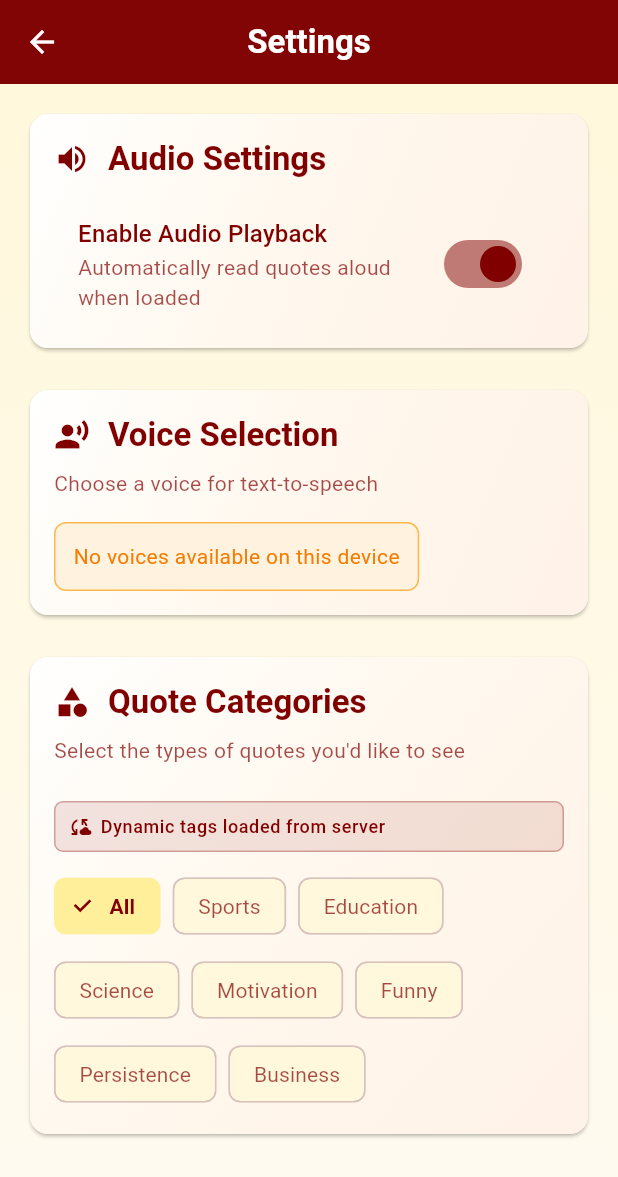
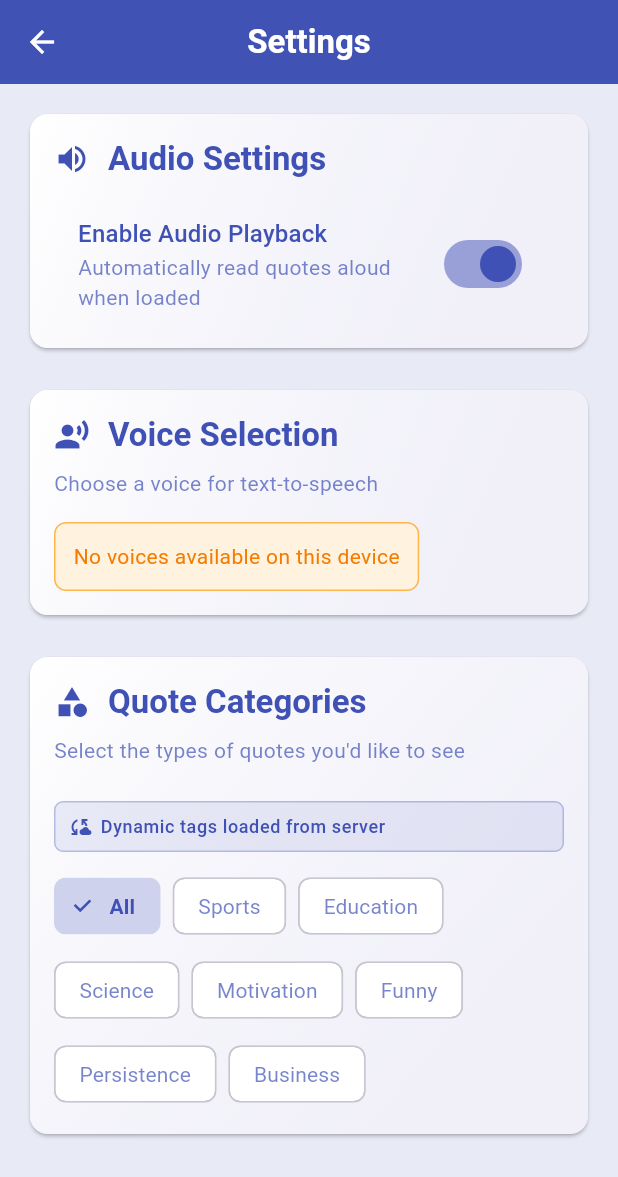
Before and after one commit to Bobbu/dcc, a Flutter app: the screen it shows after launch, after a tap on "Get Quote", after a tap on the "settings" icon, on a phone screen of 412 x 824 dp. Shown: the top 1177 px of the screen. Run offline on Flutter 3.47's test engine with Material 3 defaults, Android fonts, the phone set to English and light mode, and no system bars; our stand-ins replace flutter_dotenv, flutter_tts, shared_preferences; missing offline and left inert: amplify_auth_cognito, amplify_flutter; network calls fail.

Commit message:
Clean theming, add filter by tag to admin dashboard

```diff
--- a/dcc_mobile/lib/main.dart
+++ b/dcc_mobile/lib/main.dart
@@ -13,34 +13,36 @@ Future<void> main() async {
     print('Failed to configure auth service: $e');
   }
 
-  runApp(const DccApp());
+  runApp(const QuoteMeApp());
 }
 
-class DccApp extends StatelessWidget {
-  const DccApp({super.key});
+class QuoteMeApp extends StatelessWidget {
+  const QuoteMeApp({super.key});
 
   @override
   Widget build(BuildContext context) {
     return MaterialApp(
-      title: 'DCC Quote App',
+      title: 'Quote Me',
       theme: ThemeData(
         colorScheme: ColorScheme.fromSeed(
-          seedColor: const Color(0xFF800000), // Maroon
-          primary: const Color(0xFF800000), // Maroon
-          secondary: const Color(0xFFFFD700), // Gold
-          surface: const Color(0xFFFFF8DC), // Cream background
+          seedColor: const Color(0xFF3F51B5), // Dark Indigo
+          primary: const Color(0xFF3F51B5), // Dark Indigo
+          secondary: const Color(0xFF5C6BC0), // Lighter Indigo accent
+          surface: Colors.white, // Clean white background
           onPrimary: Colors.white,
-          onSecondary: const Color(0xFF800000), // Maroon text on gold
+          onSecondary: Colors.white,
+          onSurface: const Color(0xFF3F51B5), // Dark Indigo text
           brightness: Brightness.light,
         ),
         appBarTheme: const AppBarTheme(
-          backgroundColor: Color(0xFF800000), // Maroon app bar
+          backgroundColor: Color(0xFF3F51B5), // Dark Indigo app bar
           foregroundColor: Colors.white,
           elevation: 2,
+          centerTitle: true,
         ),
         elevatedButtonTheme: ElevatedButtonThemeData(
           style: ElevatedButton.styleFrom(
-            backgroundColor: const Color(0xFF800000), // Maroon button
+            backgroundColor: const Color(0xFF3F51B5), // Dark Indigo button
             foregroundColor: Colors.white,
             elevation: 3,
             shape: RoundedRectangleBorder(
@@ -48,7 +50,7 @@ class DccApp extends StatelessWidget {
             ),
           ),
         ),
-        scaffoldBackgroundColor: const Color(0xFFFFF8DC), // Cream background
+        scaffoldBackgroundColor: const Color(0xFFE8EAF6), // Light indigo background
         useMaterial3: true,
       ),
       home: const QuoteScreen(),
--- a/dcc_mobile/lib/screens/quote_screen.dart
+++ b/dcc_mobile/lib/screens/quote_screen.dart
@@ -388,7 +388,7 @@ class _QuoteScreenState extends State<QuoteScreen> {
     return Scaffold(
       appBar: AppBar(
         title: Text(
-          'DCC Quote App',
+          'Quote Me',
           style: TextStyle(
             fontWeight: FontWeight.bold,
             color: Theme.of(context).appBarTheme.foregroundColor,
@@ -428,8 +428,8 @@ class _QuoteScreenState extends State<QuoteScreen> {
             begin: Alignment.topCenter,
             end: Alignment.bottomCenter,
             colors: [
-              const Color(0xFFFFF8DC), // Cream
-              const Color(0xFFFFFAF0), // Slightly lighter cream
+              const Color(0xFFE8EAF6), // Light indigo
+              const Color(0xFFE8EAF6), // Light indigo (consistent)
             ],
           ),
         ),
@@ -485,7 +485,7 @@ class _QuoteScreenState extends State<QuoteScreen> {
                             end: Alignment.bottomRight,
                             colors: [
                               Colors.white,
-                              const Color(0xFFFFF8DC).withOpacity(0.3),
+                              const Color(0xFFE8EAF6).withOpacity(0.5),
                             ],
                           ),
                         ),
@@ -503,7 +503,7 @@ class _QuoteScreenState extends State<QuoteScreen> {
                                 _quote!,
                                 style: Theme.of(context).textTheme.headlineSmall?.copyWith(
                                   fontStyle: FontStyle.italic,
-                                  color: const Color(0xFF800000),
+                                  color: const Color(0xFF3F51B5),
                                   height: 1.4,
                                 ),
                                 textAlign: TextAlign.center,
@@ -519,7 +519,7 @@ class _QuoteScreenState extends State<QuoteScreen> {
                                   '— $_author',
                                   style: Theme.of(context).textTheme.titleMedium?.copyWith(
                                     fontWeight: FontWeight.bold,
-                                    color: const Color(0xFF800000),
+                                    color: const Color(0xFF3F51B5),
                                   ),
                                   textAlign: TextAlign.center,
                                 ),
@@ -583,7 +583,7 @@ class _QuoteScreenState extends State<QuoteScreen> {
                         Text(
                           'Ready for inspiration?',
                           style: Theme.of(context).textTheme.titleLarge?.copyWith(
-                            color: const Color(0xFF800000),
+                            color: const Color(0xFF3F51B5),
                             fontWeight: FontWeight.bold,
                           ),
                           textAlign: TextAlign.center,
@@ -592,7 +592,7 @@ class _QuoteScreenState extends State<QuoteScreen> {
                         Text(
                           'Press the button below to get a motivational quote!',
                           style: Theme.of(context).textTheme.titleMedium?.copyWith(
-                            color: const Color(0xFF800000).withOpacity(0.8),
+                            color: const Color(0xFF3F51B5).withOpacity(0.8),
                           ),
                           textAlign: TextAlign.center,
                         ),
--- a/dcc_mobile/lib/screens/settings_screen.dart
+++ b/dcc_mobile/lib/screens/settings_screen.dart
@@ -151,8 +151,8 @@ class _SettingsScreenState extends State<SettingsScreen> {
             begin: Alignment.topCenter,
             end: Alignment.bottomCenter,
             colors: [
-              const Color(0xFFFFF8DC), // Cream
-              const Color(0xFFFFFAF0), // Slightly lighter cream
+              const Color(0xFFE8EAF6), // Light indigo
+              const Color(0xFFE8EAF6), // Light indigo (consistent)
             ],
           ),
         ),
@@ -169,7 +169,7 @@ class _SettingsScreenState extends State<SettingsScreen> {
                     end: Alignment.bottomRight,
                     colors: [
                       Colors.white,
-                      const Color(0xFFFFF8DC).withOpacity(0.3),
+                      const Color(0xFFE8EAF6).withOpacity(0.3),
                     ],
                   ),
                 ),
@@ -189,7 +189,7 @@ class _SettingsScreenState extends State<SettingsScreen> {
                           Text(
                             'Audio Settings',
                             style: Theme.of(context).textTheme.titleLarge?.copyWith(
-                              color: const Color(0xFF800000),
+                              color: const Color(0xFF3F51B5),
                               fontWeight: FontWeight.bold,
                             ),
                           ),
@@ -200,13 +200,13 @@ class _SettingsScreenState extends State<SettingsScreen> {
                         title: Text(
                           'Enable Audio Playback',
                           style: Theme.of(context).textTheme.titleMedium?.copyWith(
-                            color: const Color(0xFF800000),
+                            color: const Color(0xFF3F51B5),
                           ),
                         ),
                         subtitle: Text(
                           'Automatically read quotes aloud when loaded',
                           style: Theme.of(context).textTheme.bodyMedium?.copyWith(
-                            color: const Color(0xFF800000).withOpacity(0.7),
+                            color: const Color(0xFF3F51B5).withOpacity(0.7),
                           ),
                         ),
                         value: _audioEnabled,
@@ -236,7 +236,7 @@ class _SettingsScreenState extends State<SettingsScreen> {
                     end: Alignment.bottomRight,
                     colors: [
                       Colors.white,
-                      const Color(0xFFFFF8DC).withOpacity(0.3),
+                      const Color(0xFFE8EAF6).withOpacity(0.3),
                     ],
                   ),
                 ),
@@ -256,7 +256,7 @@ class _SettingsScreenState extends State<SettingsScreen> {
                           Text(
                             'Voice Selection',
                             style: Theme.of(context).textTheme.titleLarge?.copyWith(
-                              color: const Color(0xFF800000),
+                              color: const Color(0xFF3F51B5),
                               fontWeight: FontWeight.bold,
                             ),
                           ),
@@ -266,7 +266,7 @@ class _SettingsScreenState extends State<SettingsScreen> {
                       Text(
                         'Choose a voice for text-to-speech',
                         style: Theme.of(context).textTheme.bodyMedium?.copyWith(
-                          color: const Color(0xFF800000).withOpacity(0.7),
+                          color: const Color(0xFF3F51B5).withOpacity(0.7),
                         ),
                       ),
                       const SizedBox(height: 16),
@@ -295,9 +295,9 @@ class _SettingsScreenState extends State<SettingsScreen> {
                               Container(
                                 padding: const EdgeInsets.all(12),
                                 decoration: BoxDecoration(
-                                  color: const Color(0xFFFFD700).withOpacity(0.1),
+                                  color: const Color(0xFF5C6BC0).withOpacity(0.1),
                                   border: Border.all(
-                                    color: const Color(0xFFFFD700).withOpacity(0.3),
+                                    color: const Color(0xFF5C6BC0).withOpacity(0.3),
                                   ),
                                   borderRadius: BorderRadius.circular(8),
                                 ),
@@ -313,7 +313,7 @@ class _SettingsScreenState extends State<SettingsScreen> {
                                       child: Text(
                                         'Current: ${_selectedVoice!['name']} (${_selectedVoice!['locale']})',
                                         style: Theme.of(context).textTheme.bodyMedium?.copyWith(
-                                          color: const Color(0xFF800000),
+                                          color: const Color(0xFF3F51B5),
                                           fontWeight: FontWeight.w500,
                                         ),
                                       ),
@@ -343,14 +343,14 @@ class _SettingsScreenState extends State<SettingsScreen> {
                                     title: Text(
                                       voiceMap['name']!,
                                       style: TextStyle(
-                                        color: const Color(0xFF800000),
+                                        color: const Color(0xFF3F51B5),
                                         fontWeight: isSelected ? FontWeight.bold : FontWeight.normal,
                                       ),
                                     ),
                                     subtitle: Text(
                                       voiceMap['locale']!,
                                       style: TextStyle(
-                                        color: const Color(0xFF800000).withOpacity(0.7),
+                                        color: const Color(0xFF3F51B5).withOpacity(0.7),
                                         fontSize: 12,
                                       ),
                                     ),
@@ -399,7 +399,7 @@ class _SettingsScreenState extends State<SettingsScreen> {
                     end: Alignment.bottomRight,
                     colors: [
                       Colors.white,
-                      const Color(0xFFFFF8DC).withOpacity(0.3),
+                      const Color(0xFFE8EAF6).withOpacity(0.3),
                     ],
                   ),
                 ),
@@ -419,7 +419,7 @@ class _SettingsScreenState extends State<SettingsScreen> {
                           Text(
                             'Quote Categories',
                             style: Theme.of(context).textTheme.titleLarge?.copyWith(
-                              color: const Color(0xFF800000),
+                              color: const Color(0xFF3F51B5),
                               fontWeight: FontWeight.bold,
                             ),
                           ),
@@ -429,7 +429,7 @@ class _SettingsScreenState extends State<SettingsScreen> {
                       Text(
                         'Select the types of quotes you\'d like to see',
                         style: Theme.of(context).textTheme.bodyMedium?.copyWith(
-                          color: const Color(0xFF800000).withOpacity(0.7),
+                          color: const Color(0xFF3F51B5).withOpacity(0.7),
                         ),
                       ),
                       const SizedBox(height: 8),
@@ -471,24 +471,24 @@ class _SettingsScreenState extends State<SettingsScreen> {
                             Container(
                               padding: const EdgeInsets.all(8),
                               decoration: BoxDecoration(
-                                color: const Color(0xFF800000).withOpacity(0.1),
+                                color: const Color(0xFF3F51B5).withOpacity(0.1),
                                 borderRadius: BorderRadius.circular(6),
                                 border: Border.all(
-                                  color: const Color(0xFF800000).withOpacity(0.3),
+                                  color: const Color(0xFF3F51B5).withOpacity(0.3),
                                 ),
                               ),
                               child: Row(
                                 children: [
                                   Icon(
                                     Icons.cloud_sync,
-                                    color: const Color(0xFF800000),
+                                    color: const Color(0xFF3F51B5),
                                     size: 16,
                                   ),
                                   const SizedBox(width: 6),
                                   Text(
                                     'Dynamic tags loaded from server',
                                     style: Theme.of(context).textTheme.bodySmall?.copyWith(
-                                      color: const Color(0xFF800000),
+                                      color: const Color(0xFF3F51B5),
                                       fontWeight: FontWeight.w500,
                                     ),
                                   ),
--- a/dcc_mobile/pubspec.yaml
+++ b/dcc_mobile/pubspec.yaml
@@ -1,5 +1,5 @@
-name: dcc_mobile
-description: "A new Flutter project."
+name: quote_me
+description: "Quote Me - Inspirational quotes at your fingertips with advanced voice features and admin capabilities."
 # The following line prevents the package from being accidentally published to
 # pub.dev using `flutter pub publish`. This is preferred for private packages.
 publish_to: 'none' # Remove this line if you wish to publish to pub.dev
```
Also changed, not shown: dcc_mobile/lib/screens/admin_dashboard_screen.dart (+168 -42 lines), dcc_mobile/lib/screens/admin_login_screen.dart (+7 -7 lines), dcc_mobile/lib/screens/tags_editor_screen.dart (+13 -13 lines), 9 other files.
